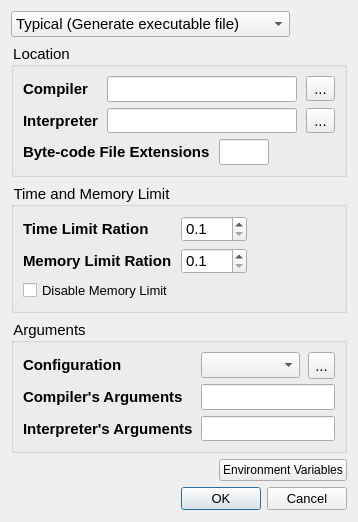
Qt form forms_unix/advancedcompilersettingsdialog.ui (Dust1404/Project_LemonPlus) before a commit.
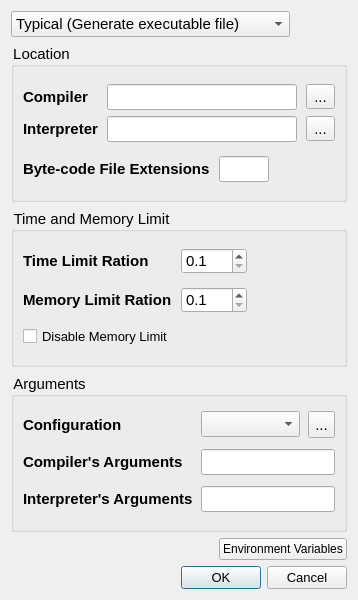
The same form after that commit. Icons and pictures are not drawn.

```diff
--- a/forms_unix/advancedcompilersettingsdialog.ui
+++ b/forms_unix/advancedcompilersettingsdialog.ui
@@ -7,13 +7,13 @@
     <x>0</x>
     <y>0</y>
     <width>358</width>
-    <height>522</height>
+    <height>600</height>
    </rect>
   </property>
   <property name="minimumSize">
    <size>
     <width>358</width>
-    <height>522</height>
+    <height>600</height>
    </size>
   </property>
   <property name="windowTitle">
```
